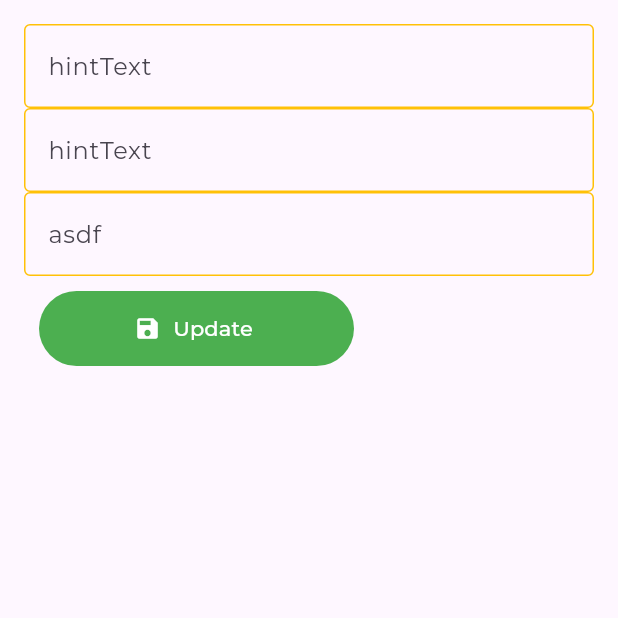
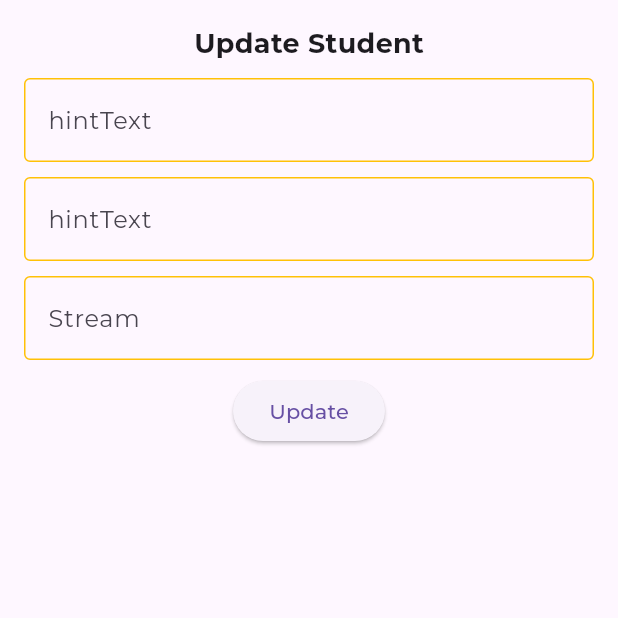
Before and after one commit to afradahsan/student-management-getx, a Flutter app: the StudentDetailsPage screen opened directly with empty values, after a tap on the "edit" icon, on a phone screen of 412 x 824 dp, the top half of it. Run offline on Flutter 3.47's test engine with Material 3 defaults, Android fonts, the phone set to English and light mode, and no system bars; our stand-ins replace get, google_fonts, sqflite; accounts and stored records are empty.

Commit message:
Details Page Edit

```diff
--- a/lib/view/EditStudent.dart
+++ b/lib/view/EditStudent.dart
@@ -37,38 +37,42 @@ class EditStduent extends GetView<StudentViewModel> {
                 padding: const EdgeInsets.all(16.0),
                 child: Column(
                   children: [
+                    Text(
+                      'Update Student',
+                      style:
+                          TextStyle(fontWeight: FontWeight.bold, fontSize: 18),
+                    ),
+                    SizedBox(
+                      height: 10,
+                    ),
                     AddTextFeild(
                         controller: nameController, hintText: 'hintText'),
+                    SizedBox(
+                      height: 10,
+                    ),
                     AddTextFeild(
                         controller: ageController, hintText: 'hintText'),
-                    AddTextFeild(controller: batchController, hintText: 'asdf'),
+                    SizedBox(
+                      height: 10,
+                    ),
+                    AddTextFeild(
+                        controller: batchController, hintText: 'Stream'),
                     Padding(
                       padding: const EdgeInsets.all(10.0),
                       child: Row(
-                        mainAxisAlignment: MainAxisAlignment.spaceBetween,
+                        mainAxisAlignment: MainAxisAlignment.center,
                         children: [
-                          ClipRRect(
-                            borderRadius: BorderRadius.circular(20),
-                            child: TextButton.icon(
-                                style: const ButtonStyle(
-                                    foregroundColor:
-                                        MaterialStatePropertyAll(Colors.white),
-                                    backgroundColor:
-                                        MaterialStatePropertyAll(Colors.green),
-                                    fixedSize: MaterialStatePropertyAll(
-                                      Size(210, 50),
-                                    )),
+                          ElevatedButton(
                               onPressed: () {
                                 if (student.name != null &&
                                     student.className != null &&
                                     student.stream != null) {
                                   studentViewModel.updateStudent(student);
                                   Get.back();
+                                  Get.snackbar('Updated 🔁', 'Updated student data');
                                 }
                               },
-                                icon: const Icon(Icons.save),
-                                label: const Text("Update")),
-                          ),
+                              child: Text('Update')),
                         ],
                       ),
                     )
--- a/lib/view/Student_Details.dart
+++ b/lib/view/Student_Details.dart
@@ -1,6 +1,7 @@
 import 'package:flutter/material.dart';
 import 'package:get/get.dart';
 import 'package:studentapp_getx/model/StudentModel.dart';
+import 'package:studentapp_getx/utils/constants.dart';
 import 'package:studentapp_getx/view/EditStudent.dart';
 
 class StudentDetailsPage extends StatelessWidget {
@@ -19,29 +20,37 @@ class StudentDetailsPage extends StatelessWidget {
                     Container(
                       height: 300,
                       width: screenWidth - 40,
-                      decoration: const BoxDecoration(color: Colors.amber),
+                      decoration: BoxDecoration(
+                        color: Colors.amber,
+                        borderRadius: BorderRadius.circular(10)),
+                      child: Padding(
+                        padding: const EdgeInsets.all(16.0),
                         child: Column(
-                        mainAxisAlignment: MainAxisAlignment.spaceEvenly,
+                          mainAxisAlignment: MainAxisAlignment.start,
                           children: [
                             const CircleAvatar(
-                              radius: 30,
+                                radius: 50,
                                 backgroundImage:
                                     AssetImage('assets/images/myAvatar.png')),
+                                    sizedten(context),
                             Text(
-                            '${student.name}',
+                              'Name: ${student.name}',
                               style: const TextStyle(
                                   fontSize: 18, fontWeight: FontWeight.bold),
                             ),
-                          Text('${student.className}'),
-                          Text('${student.stream}'),
+                            sizedten(context),
+                            Text('Class - ${student.className}th'),
+                            sizedten(context),
+                            Text('Subject - ${student.stream}'),
                           ],
+                        ),
                       ),
                     ),
                     Positioned(
                       right: 0,
                       child: IconButton(onPressed: (){
                         Get.to(() => EditStduent(student: student));
-                      }, icon: const Icon(Icons.edit)))
+                      }, icon: const Icon(Icons.edit, size: 20,)))
                   ],
                 ),
               )),
```
Lines whose indentation alone changed are shown as unchanged.
